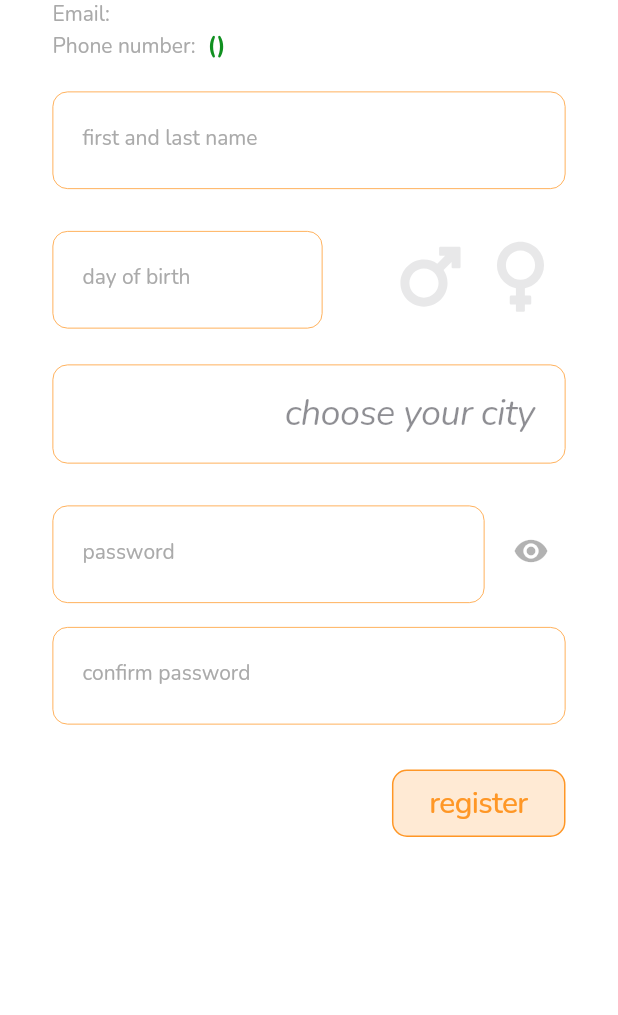
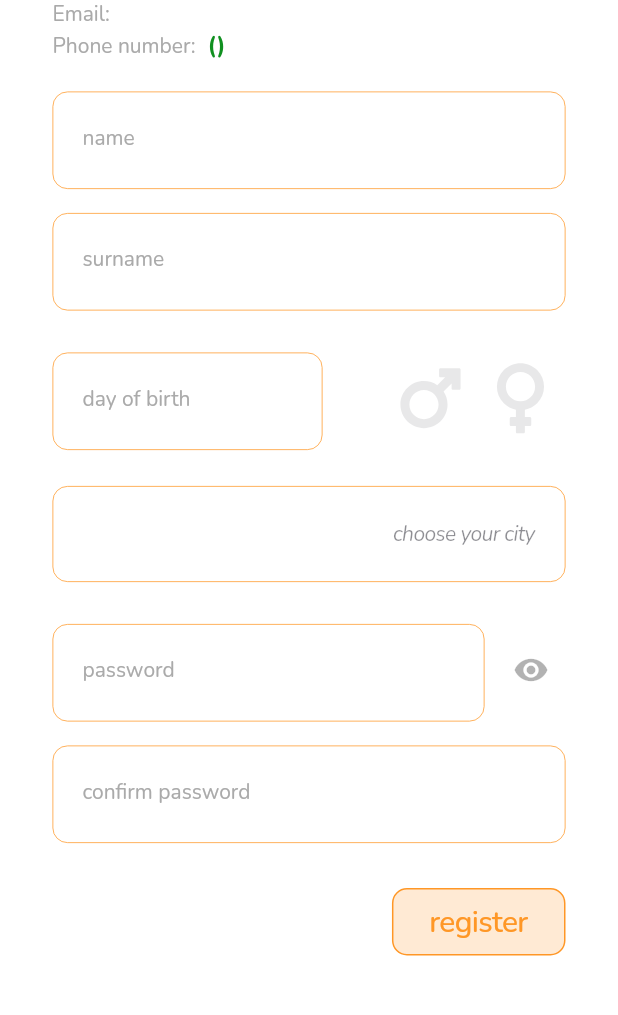
Before and after one commit to arutyun88/ovesdu_mobile, a Flutter app: the RegisterScreen screen opened directly with empty values, after a tap on the "remove red eye" icon, on a phone screen of 412 x 824 dp, the part 117-1132 px from its top. Run offline on Flutter 3.47's test engine with Material 2 defaults, Android fonts, the phone set to English and light mode, and no system bars; our stand-ins replace bloc_concurrency, device_info_plus, dio, flutter_bloc, flutter_svg, freezed_annotation and 5 more; accounts and stored records are empty; generated files the repository leaves out were written again.

Commit message:
auth: register: ui: name and surname fields

```diff
--- a/lib/feature/auth/ui/login_screen.dart
+++ b/lib/feature/auth/ui/login_screen.dart
@@ -248,6 +248,7 @@ class _LoginScreenState extends State<LoginScreen> {
     )
         .then((value) {
       if (value != null) {
+        _notifications.value.clear();
         _isAuth.value = true;
         _usernameController.clear();
         _emailController.clear();
--- a/lib/feature/auth/ui/register_screen.dart
+++ b/lib/feature/auth/ui/register_screen.dart
@@ -44,7 +44,8 @@ class RegisterScreen extends StatefulWidget {
 }
 
 class _RegisterScreenState extends State<RegisterScreen> {
-  late final TextEditingController _nameController;
+  late final TextEditingController _firstNameController;
+  late final TextEditingController _lastNameController;
   late final TextEditingController _passwordController;
   late final TextEditingController _passwordConfirmController;
   late final TextEditingController _dateOfBirthController;
@@ -53,8 +54,10 @@ class _RegisterScreenState extends State<RegisterScreen> {
 
   late bool _dateIsComplete;
   late bool _dateIsValid = false;
-  late bool _nameIsComplete;
-  late bool _nameIsValid = false;
+  late bool _firstNameIsComplete;
+  late bool _lastNameIsComplete;
+  late bool _firstNameIsValid = false;
+  late bool _lastNameIsValid = false;
   late bool _locationIsValid = false;
   late bool _passwordIsComplete;
   late bool _passwordIsValid = false;
@@ -72,12 +75,14 @@ class _RegisterScreenState extends State<RegisterScreen> {
   @override
   void initState() {
     super.initState();
-    _nameController = TextEditingController();
+    _firstNameController = TextEditingController();
+    _lastNameController = TextEditingController();
     _passwordController = TextEditingController();
     _passwordConfirmController = TextEditingController();
     _dateOfBirthController = TextEditingController();
 
-    _nameIsComplete = true;
+    _firstNameIsComplete = true;
+    _lastNameIsComplete = true;
     _dateIsComplete = true;
     _passwordIsComplete = true;
     _passwordConfirmIsComplete = true;
@@ -92,7 +97,8 @@ class _RegisterScreenState extends State<RegisterScreen> {
 
   @override
   void dispose() {
-    _nameController.dispose();
+    _firstNameController.dispose();
+    _lastNameController.dispose();
     _passwordController.dispose();
     _passwordConfirmController.dispose();
     _dateOfBirthController.dispose();
@@ -105,7 +111,10 @@ class _RegisterScreenState extends State<RegisterScreen> {
     final theme = Provider.of<ThemeProvider>(context).themeData;
     return BlocListener<AuthCubit, AuthState>(
       child: GestureDetector(
-        onTap: () => setState(Helpers.unfocused),
+        onTap: () {
+          _notificationsRemove(_serverMessage);
+          setState(Helpers.unfocused);
+        },
         child: AppScaffold(
           notifications: _notifications,
           body: SafeArea(
@@ -132,6 +141,7 @@ class _RegisterScreenState extends State<RegisterScreen> {
                                   ),
                                 ),
                                 onPressed: () {
+                                  _notifications.value.clear();
                                   Navigator.of(context).pop(false);
                                 },
                               ),
@@ -165,14 +175,25 @@ class _RegisterScreenState extends State<RegisterScreen> {
                             ),
                           ),
                           AppTextField(
-                            controller: _nameController,
-                            hintText: _dictionary.nameHint,
-                            labelText: _dictionary.nameLabel,
-                            borderColor: _nameIsComplete
+                            controller: _firstNameController,
+                            hintText: _dictionary.firstNameHint,
+                            labelText: _dictionary.firstNameLabel,
+                            borderColor: _firstNameIsComplete
                                 ? AppColors.orange
                                 : AppColors.red,
                             textCapitalization: TextCapitalization.words,
-                            onChanged: (value) => setState(_nameValidate),
+                            onChanged: (value) => setState(_firstNameValidate),
+                          ),
+                          const SizedBox(height: 12.0),
+                          AppTextField(
+                            controller: _lastNameController,
+                            hintText: _dictionary.lastNameHint,
+                            labelText: _dictionary.lastNameLabel,
+                            borderColor: _lastNameIsComplete
+                                ? AppColors.orange
+                                : AppColors.red,
+                            textCapitalization: TextCapitalization.words,
+                            onChanged: (value) => setState(_lastNameValidate),
                           ),
                           const SizedBox(height: 24.0),
                           Row(
@@ -234,9 +255,10 @@ class _RegisterScreenState extends State<RegisterScreen> {
                             onPressed: _changeLocation,
                             child: Container(
                               width: MediaQuery.of(context).size.width,
-                              padding: const EdgeInsets.symmetric(
+                              padding: EdgeInsets.symmetric(
                                 horizontal: 20.0,
-                                vertical: 16.0,
+                                vertical:
+                                    _locationToString.isNotEmpty ? 16.0 : 22.0,
                               ),
                               decoration: BoxDecoration(
                                 borderRadius: BorderRadius.circular(10.0),
@@ -260,6 +282,7 @@ class _RegisterScreenState extends State<RegisterScreen> {
                                       ? theme.textTheme.headline5
                                       : theme.textTheme.headline5?.copyWith(
                                           fontStyle: FontStyle.italic,
+                                          fontSize: 14.0,
                                           color: theme
                                               .textTheme.headline5?.color
                                               ?.withOpacity(.5),
@@ -371,7 +394,8 @@ class _RegisterScreenState extends State<RegisterScreen> {
 
   void _buttonValidate() {
     _buttonEnabled = _dateIsValid &&
-        _nameIsValid &&
+        _firstNameIsValid &&
+        _lastNameIsValid &&
         _passwordIsValid &&
         _passwordConfirmIsValid &&
         _locationIsValid &&
@@ -384,7 +408,7 @@ class _RegisterScreenState extends State<RegisterScreen> {
       email: widget.email,
       phoneNumber: widget.phoneNumber,
       phoneCountryCode: widget.phoneCountryCode,
-      name: _nameController.text,
+      name: _firstNameController.text,
       dateOfBirth: _dateOfBirthController.text,
       location: location,
       password: _passwordController.text,
@@ -437,20 +461,38 @@ class _RegisterScreenState extends State<RegisterScreen> {
     });
   }
 
-  void _nameValidate() {
+  void _firstNameValidate() {
     _notificationsRemove(_serverMessage);
-    if (_nameController.text.isEmpty) {
-      _notificationsRemove(_dictionary.nameInvalid);
-      _nameIsComplete = true;
-      _nameIsValid = false;
-    } else if (_nameController.text.trim().split(' ').length < 2) {
-      _notificationsUpdate(_dictionary.nameInvalid);
-      _nameIsComplete = false;
-      _nameIsValid = false;
+    if (_firstNameController.text.isEmpty) {
+      _notificationsRemove(_dictionary.firstNameInvalid);
+      _firstNameIsComplete = true;
+      _firstNameIsValid = false;
+    } else if (_firstNameController.text.length < 2) {
+      _notificationsUpdate(_dictionary.firstNameInvalid);
+      _firstNameIsComplete = false;
+      _firstNameIsValid = false;
     } else {
-      _notificationsRemove(_dictionary.nameInvalid);
-      _nameIsComplete = true;
-      _nameIsValid = true;
+      _notificationsRemove(_dictionary.firstNameInvalid);
+      _firstNameIsComplete = true;
+      _firstNameIsValid = true;
+    }
+    _buttonValidate();
+  }
+
+  void _lastNameValidate() {
+    _notificationsRemove(_serverMessage);
+    if (_lastNameController.text.isEmpty) {
+      _notificationsRemove(_dictionary.lastNameInvalid);
+      _lastNameIsComplete = true;
+      _lastNameIsValid = false;
+    } else if (_lastNameController.text.length < 2) {
+      _notificationsUpdate(_dictionary.lastNameInvalid);
+      _lastNameIsComplete = false;
+      _lastNameIsValid = false;
+    } else {
+      _notificationsRemove(_dictionary.lastNameInvalid);
+      _lastNameIsComplete = true;
+      _lastNameIsValid = true;
     }
     _buttonValidate();
   }
--- a/lib/l10n/app_en.arb
+++ b/lib/l10n/app_en.arb
@@ -62,8 +62,10 @@
   "phoneNotCorrect": "phone not correct",
   "confirm": "confirm",
   "emailOrPhoneExist": "email or phone already exist",
-  "nameHint": "enter your first and last name",
-  "nameLabel": "first and last name",
+  "firstNameHint": "enter your name",
+  "firstNameLabel": "name",
+  "lastNameHint": "enter your surname",
+  "lastNameLabel": "surname",
   "registerConfirmedUsernameLabel": "Username",
   "registerConfirmedEmailLabel": "Email",
   "registerConfirmedPhoneLabel": "Phone number",
@@ -80,7 +82,8 @@
   "locationResourceChanged": "search on third party resources",
   "dateInvalid": "incorrect date of birth",
   "isUnderage": "registration is not possible because you are a minor",
-  "nameInvalid": "incorrect first or last name",
+  "firstNameInvalid": "incorrect name",
+  "lastNameInvalid": "incorrect surname",
   "countryInvalid": "invalid country",
   "cityInvalid": "invalid city",
   "searchCountryLabel": "search country",
--- a/lib/l10n/app_fr.arb
+++ b/lib/l10n/app_fr.arb
@@ -35,8 +35,10 @@
   "phoneNotCorrect": "phone not correct",
   "confirm": "confirm",
   "emailOrPhoneExist": "email or phone already exist",
-  "nameHint": "enter your first and last name",
-  "nameLabel": "first and last name",
+  "firstNameHint": "enter your name",
+  "firstNameLabel": "name",
+  "lastNameHint": "enter your surname",
+  "lastNameLabel": "surname",
   "registerConfirmedUsernameLabel": "Username",
   "registerConfirmedEmailLabel": "Email",
   "registerConfirmedPhoneLabel": "Phone number",
@@ -53,7 +55,8 @@
   "locationResourceChanged": "search on third party resources",
   "dateInvalid": "incorrect date of birth",
   "isUnderage": "registration is not possible because you are a minor",
-  "nameInvalid": "incorrect first or last name",
+  "firstNameInvalid": "incorrect name",
+  "lastNameInvalid": "incorrect surname",
   "countryInvalid": "invalid country",
   "cityInvalid": "invalid city",
   "searchCountryLabel": "search country",
```
Also changed, not shown: lib/l10n/app_hy.arb (+6 -3 lines), lib/l10n/app_ru.arb (+6 -3 lines).
